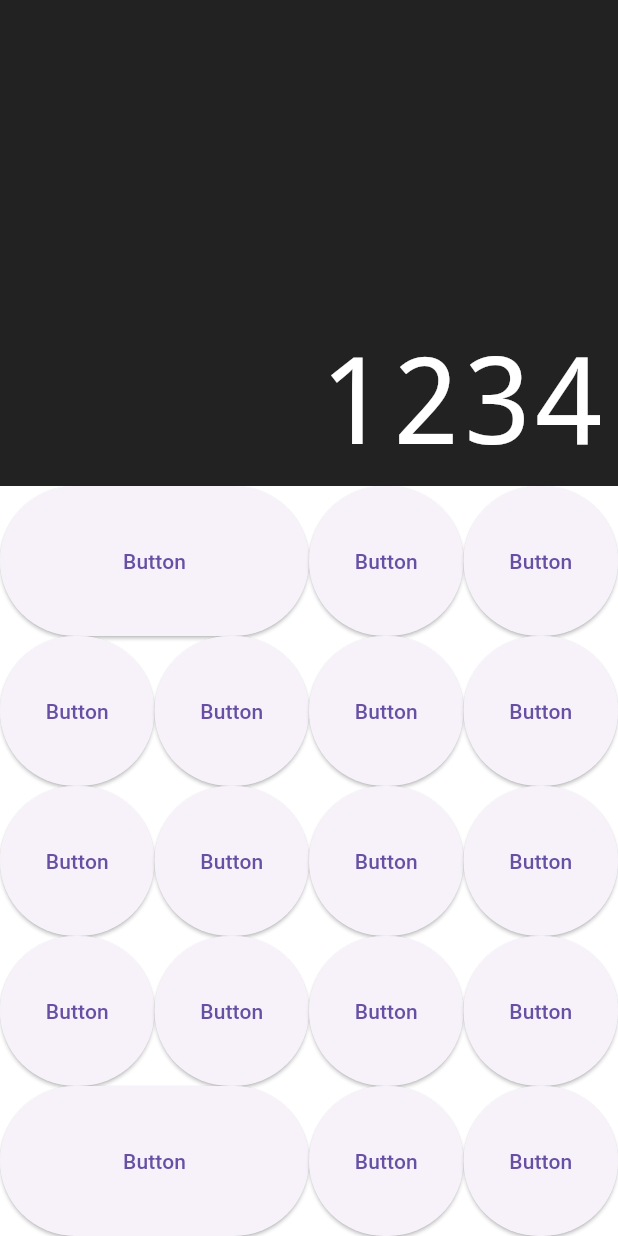
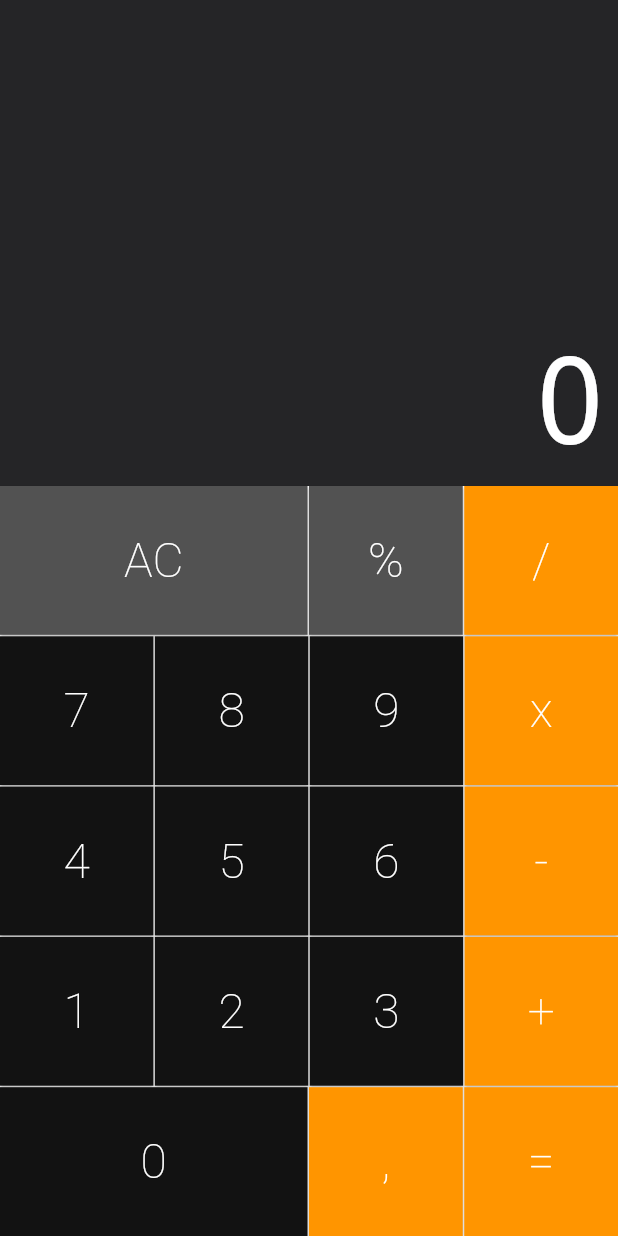
Before and after one commit to ottaviolucrii/asi_calculadora, a Flutter app: the screen it shows after launch, on a phone screen of 412 x 824 dp. Run offline on Flutter 3.47's test engine with Material 3 defaults, Android fonts, the phone set to English and light mode, and no system bars; drawn by our look-alikes of auto_size_text; our stand-ins replace firebase_core; accounts and stored records are empty.

Commit message:
Dando cara para a calculadora, formando o teclado, front dos botoes e começando implementacao da logica

```diff
--- a/lib/components/button.dart
+++ b/lib/components/button.dart
@@ -3,16 +3,52 @@ import 'package:flutter/material.dart';
 class Button extends StatelessWidget {
   final String text;
   final bool big;
+  final Color color;
+  final void Function (String) cb;
 
-  const Button(this.text, {super.key, this.big = false});
+  static const DARK = Color.fromRGBO(82, 82, 82, 1);
+  static const DEFAULT = Color.fromRGBO(18, 18, 18, 1);
+  static const OPERATION = Color.fromRGBO(255, 149, 0, 1);
+
+  const Button(
+    this.text, {super.key,
+    this.big = false,
+    this.color = DEFAULT,
+    required this.cb,
+  });
+  const Button.big(
+    this.text, {super.key,
+    this.big = true,
+    this.color = DEFAULT,
+    required this.cb,
+  });
+  const Button.operation(
+    this.text, {super.key,
+    this.big = false,
+    this.color = OPERATION,
+    required this.cb,
+  });
 
   @override
   Widget build(BuildContext context) {
     return Expanded(
       flex: big ? 2 : 1,
       child: ElevatedButton(
-        onPressed: () {},
-        child: Text('Button'),
+        style: ElevatedButton.styleFrom(
+          backgroundColor: this.color,
+          shape: RoundedRectangleBorder(
+            borderRadius: BorderRadius.circular(0),
+          ),
+        ),
+        onPressed: () => cb(text),
+        child: Text(
+          text,
+          style: TextStyle(
+            color: Colors.white,
+            fontSize: 32,
+            fontWeight: FontWeight.w200,
+          ),
+        ),
       ),
     );
   }
--- a/lib/components/button_row.dart
+++ b/lib/components/button_row.dart
@@ -12,7 +12,10 @@ class ButtonRow extends StatelessWidget {
       flex: 1,
       child: Row(
         crossAxisAlignment: CrossAxisAlignment.stretch,
-        children: buttons,
+        children: buttons.fold(<Widget>[], (list, b) {
+          list.isEmpty ? list.add(b) : list.addAll([SizedBox(width: 1), b]);
+          return list;
+      }),
       ),
     );
   }
--- a/lib/components/display.dart
+++ b/lib/components/display.dart
@@ -11,7 +11,7 @@ class Display extends StatelessWidget {
     return Expanded(
       flex: 1,
       child: Container(
-        color: Colors.black87,
+        color: Color.fromRGBO(37, 37, 39, 1),
         child: Column(
           mainAxisAlignment: MainAxisAlignment.end,
           crossAxisAlignment: CrossAxisAlignment.stretch,
@@ -25,7 +25,7 @@ class Display extends StatelessWidget {
                 maxLines: 1,
                 textAlign: TextAlign.end,
                 style: const TextStyle(
-                  fontWeight: FontWeight.w200,
+                  fontWeight: FontWeight.w100,
                   decoration: TextDecoration.none,
                   fontSize: 80,
                   color: Colors.white,
--- a/lib/components/keyboard.dart
+++ b/lib/components/keyboard.dart
@@ -3,7 +3,9 @@ import 'package:flutter/material.dart';
 import 'button.dart';
 
 class Keyboard extends StatelessWidget {
-  const Keyboard({super.key});
+  final void Function (String) cb;
+
+  const Keyboard({super.key, required this.cb});
 
   @override
   Widget build(BuildContext context) {
@@ -12,32 +14,36 @@ class Keyboard extends StatelessWidget {
       child: Column(
         children: [
           ButtonRow(buttons: [
-            Button('AC', big: true),
-            Button('%'),
-            Button('/'),
+            Button.big('AC',color: Button.DARK, cb : cb),
+            Button.operation('%', color: Button.DARK ,cb : cb),
+            Button.operation('/', cb : cb),
           ]),
+          SizedBox(height: 1),
           ButtonRow(buttons: [
-            Button('7'),
-            Button('8'),
-            Button('9'),
-            Button('X'),
+            Button('7', cb : cb),
+            Button('8', cb : cb),
+            Button('9', cb : cb),
+            Button.operation('x', cb : cb),
           ]),
+          SizedBox(height: 1),
           ButtonRow(buttons: [
-            Button('4'),
-            Button('5'),
-            Button('6'),
-            Button('-'),
+            Button('4', cb : cb),
+            Button('5', cb : cb),
+            Button('6', cb : cb),
+            Button.operation('-', cb : cb),
           ]),
+          SizedBox(height: 1),
           ButtonRow(buttons: [
-            Button('1'),
-            Button('2'),
-            Button('3'),
-            Button('+'),
+            Button('1', cb : cb),
+            Button('2', cb : cb),
+            Button('3', cb : cb),
+            Button.operation('+', cb : cb),
           ]),
+          SizedBox(height: 1),
           ButtonRow(buttons: [
-            Button('0', big: true),
-            Button(','),
-            Button('='),
+            Button.big('0', cb : cb),
+            Button.operation(',', cb : cb),
+            Button.operation('=', cb : cb),
           ]),
         ],
       ),
--- a/lib/screens/calculator.dart
+++ b/lib/screens/calculator.dart
@@ -1,17 +1,34 @@
 import 'package:calcu_ladora/components/display.dart';
 import 'package:calcu_ladora/components/keyboard.dart';
+import 'package:calcu_ladora/models/memory.dart';
 import 'package:flutter/material.dart';
+import 'package:flutter/services.dart';
 
-class Calculator extends StatelessWidget {
-  const Calculator({super.key});
+class Calculator extends StatefulWidget {
+  const Calculator({Key? key}) : super(key: key);
+
+  @override
+  State<Calculator> createState() => _CalculatorState();
+}
+
+class _CalculatorState extends State<Calculator> {
+  final Memory memory = Memory();
+  void _onPressed(String text) {
+    setState(() {
+      memory.applyCommand(text);
+    });
+  }
 
   @override
   Widget build(BuildContext context) {
+    SystemChrome.setPreferredOrientations([
+      DeviceOrientation.portraitUp,
+    ]);
     return MaterialApp(
       home: Column(
         children: [
-          Display('1234'),
-          Keyboard(),
+          Display(memory.value),
+          Keyboard(cb: _onPressed),
         ],
       ),
     );
```
Also changed, not shown: lib/models/memory.dart (+73 -0 lines).
